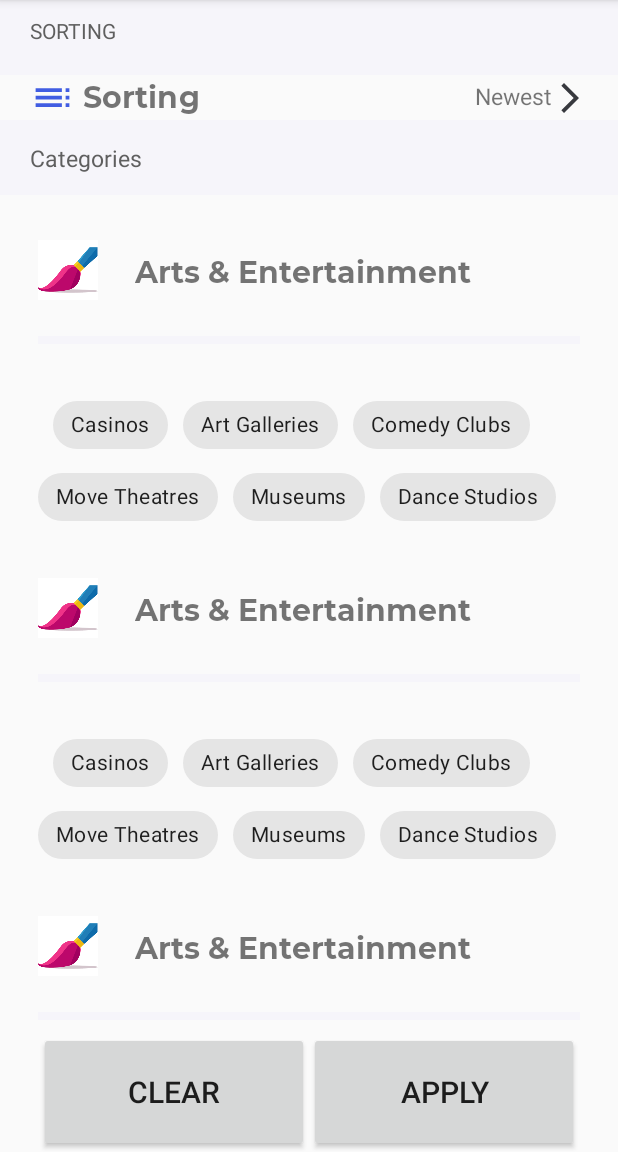
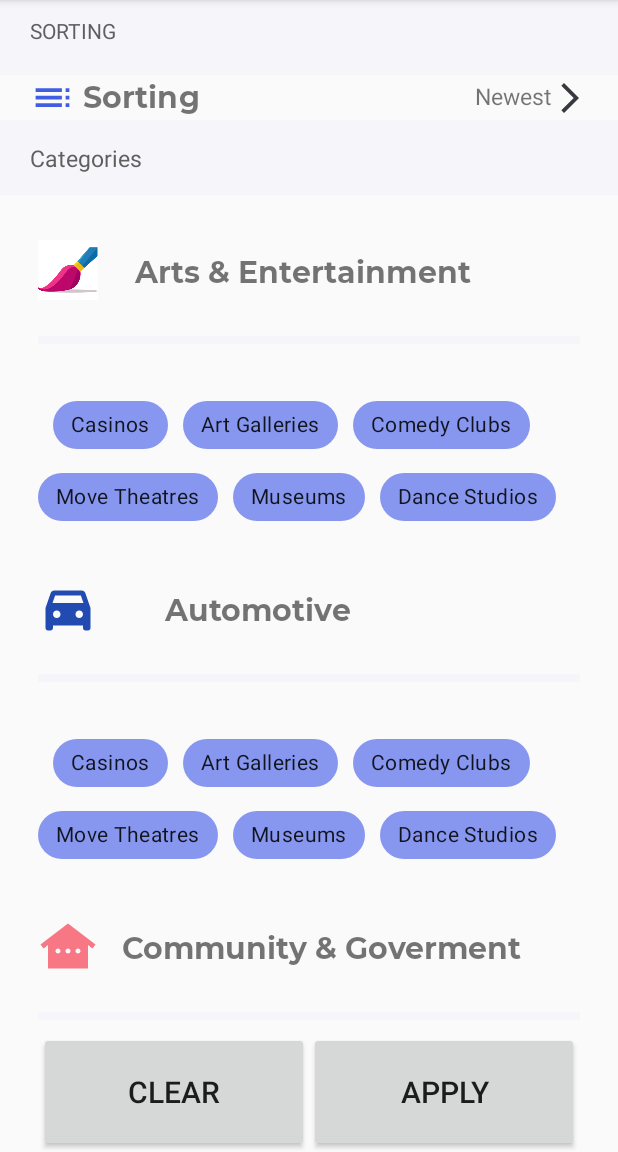
Before and after one commit to LAdamyan/main, an Android app: the screen it shows after launch (FilterActivity), on a phone screen of 412 x 824 dp, the part 84-1236 px from its top. Run offline under Robolectric (Android 15) with nearby library versions, the light colour scheme and no system bars.

Commit message:
homework12

```diff
--- a/app/build.gradle
+++ b/app/build.gradle
@@ -33,7 +33,8 @@ dependencies {
     implementation 'com.google.android.material:material:1.3.0'
     implementation 'androidx.constraintlayout:constraintlayout:2.0.4'
     implementation 'androidx.appcompat:appcompat:1.4.0-rc01'
-
+    implementation 'androidx.legacy:legacy-support-v4:1.0.0'
+    implementation "androidx.fragment:fragment:1.3.6"
     testImplementation 'junit:junit:4.+'
     androidTestImplementation 'androidx.test.ext:junit:1.1.2'
     androidTestImplementation 'androidx.test.espresso:espresso-core:3.3.0'
--- a/app/src/main/java/com/example/myapplication/Category.java
+++ b/app/src/main/java/com/example/myapplication/Category.java
@@ -10,14 +10,15 @@ public class Category {
 
     private int icon;
     private String title;
-    private ChipGroup chipGroup;
+    private ArrayList<String > chipText;
+
 
 
 
     public Category(int icon, String title) {
         this.icon = icon;
         this.title = title;
-        this.chipGroup = chipGroup;
+
     }
 
     public int getIcon() {
@@ -28,18 +29,19 @@ public class Category {
         return title;
     }
 
-    public ChipGroup getChipGroup() {
-        return chipGroup;
-    }
+
 
     public static List<Category> getCategoryItems() {
         ArrayList<Category> categoryArrayList = new ArrayList<>();
-           categoryArrayList.add(new Category(R.drawable.brush_icon,"Arts & Entertainment"));
         categoryArrayList.add(new Category(R.drawable.brush_icon,"Arts & Entertainment"));
+        categoryArrayList.add(new Category(R.drawable.ic_baseline_directions_car_filled_24,"Automotive"));
+        categoryArrayList.add(new Category(R.drawable.ic_baseline_other_houses_24,"Community & Goverment"));
         categoryArrayList.add(new Category(R.drawable.brush_icon,"Arts & Entertainment"));
+        categoryArrayList.add(new Category(R.drawable.ic_baseline_directions_car_filled_24,"Automotive"));
+        categoryArrayList.add(new Category(R.drawable.ic_baseline_other_houses_24,"Community & Goverment"));
         categoryArrayList.add(new Category(R.drawable.brush_icon,"Arts & Entertainment"));
-        categoryArrayList.add(new Category(R.drawable.brush_icon,"Arts & Entertainment"));
-        categoryArrayList.add(new Category(R.drawable.brush_icon,"Arts & Entertainment"));
+        categoryArrayList.add(new Category(R.drawable.ic_baseline_directions_car_filled_24,"Automotive"));
+        categoryArrayList.add(new Category(R.drawable.ic_baseline_other_houses_24,"Community & Goverment"));
 
         return categoryArrayList;
     }
--- a/app/src/main/java/com/example/myapplication/FilterAdapter.java
+++ b/app/src/main/java/com/example/myapplication/FilterAdapter.java
@@ -1,12 +1,15 @@
 package com.example.myapplication;
 
+import android.content.res.ColorStateList;
 import android.view.LayoutInflater;
 import android.view.View;
 import android.view.ViewGroup;
 
 import androidx.annotation.NonNull;
+import androidx.appcompat.content.res.AppCompatResources;
 import androidx.appcompat.widget.AppCompatImageView;
 import androidx.appcompat.widget.AppCompatTextView;
+import androidx.core.content.ContextCompat;
 import androidx.recyclerview.widget.RecyclerView;
 
 import com.google.android.material.chip.Chip;
@@ -64,7 +67,10 @@ class SortingItemHolder extends RecyclerView.ViewHolder {
         for(String funPlaces : fun ){
             Chip chip = new Chip(chipGroup.getContext());
             chip.setText(funPlaces);
+            chip.setCheckable(true);
+            chip.setChipBackgroundColor(AppCompatResources.getColorStateList(itemView.getContext(), R.color.light_blue3));
             chipGroup.addView(chip);
+
 
         }
 
--- /dev/null
+++ b/app/src/main/res/drawable/ic_baseline_directions_car_filled_24.xml
@@ -0,0 +1,5 @@
+<vector android:height="40dp" android:tint="#224BB1"
+    android:viewportHeight="24" android:viewportWidth="24"
+    android:width="40dp" xmlns:android="http://schemas.android.com/apk/res/android">
+    <path android:fillColor="@android:color/white" android:pathData="M18.92,6.01C18.72,5.42 18.16,5 17.5,5h-11C5.84,5 5.29,5.42 5.08,6.01L3,12v8c0,0.55 0.45,1 1,1h1c0.55,0 1,-0.45 1,-1v-1h12v1c0,0.55 0.45,1 1,1h1c0.55,0 1,-0.45 1,-1v-8L18.92,6.01zM7.5,16C6.67,16 6,15.33 6,14.5S6.67,13 7.5,13S9,13.67 9,14.5S8.33,16 7.5,16zM16.5,16c-0.83,0 -1.5,-0.67 -1.5,-1.5s0.67,-1.5 1.5,-1.5s1.5,0.67 1.5,1.5S17.33,16 16.5,16zM5.81,10l1.04,-3h10.29l1.04,3H5.81z"/>
+</vector>
--- /dev/null
+++ b/app/src/main/res/drawable/ic_baseline_other_houses_24.xml
@@ -0,0 +1,5 @@
+<vector android:height="40dp" android:tint="#F87784"
+    android:viewportHeight="24" android:viewportWidth="24"
+    android:width="40dp" xmlns:android="http://schemas.android.com/apk/res/android">
+    <path android:fillColor="@android:color/white" android:pathData="M12,3L1,11.4l1.21,1.59L4,11.62V21h16v-9.38l1.79,1.36L23,11.4L12,3zM8,15c-0.55,0 -1,-0.45 -1,-1c0,-0.55 0.45,-1 1,-1s1,0.45 1,1C9,14.55 8.55,15 8,15zM12,15c-0.55,0 -1,-0.45 -1,-1c0,-0.55 0.45,-1 1,-1s1,0.45 1,1C13,14.55 12.55,15 12,15zM16,15c-0.55,0 -1,-0.45 -1,-1c0,-0.55 0.45,-1 1,-1s1,0.45 1,1C17,14.55 16.55,15 16,15z"/>
+</vector>
--- a/app/src/main/res/values/colors.xml
+++ b/app/src/main/res/values/colors.xml
@@ -25,5 +25,6 @@
     <color name="orange">#DE6C52</color>
     <color name="light_green1">#68DA05</color>
     <color name="light_grey2">#F8F8F8</color>
+    <color name="light_blue3">#8797EF</color>
 
 </resources>
```
Also changed, not shown: app/src/main/AndroidManifest.xml (+10 -0 lines), app/src/main/java/com/example/myapplication/FragmentHostActivity.java (added, +51 -0 lines), app/src/main/java/com/example/myapplication/fragment/FirstFragment.java (added, +23 -0 lines), app/src/main/java/com/example/myapplication/fragment/SecondFragment.java (added, +24 -0 lines), app/src/main/java/com/example/myapplication/fragment/ThirdFragment.java (added, +22 -0 lines), app/src/main/res/layout/fragment_contain.xml (added, +56 -0 lines), app/src/main/res/layout/fragment_first.xml (added, +18 -0 lines), app/src/main/res/layout/fragment_second.xml (added, +16 -0 lines), app/src/main/res/layout/fragment_third.xml (added, +16 -0 lines), app/src/main/res/values/strings.xml (+12 -3 lines).
